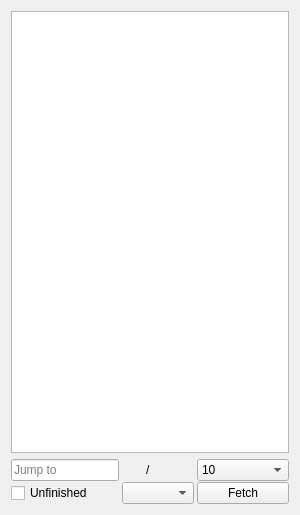
ZhengGroupLZU/ZLabel, file zlabel/resources/ui/dock_file.ui: the form before one commit.
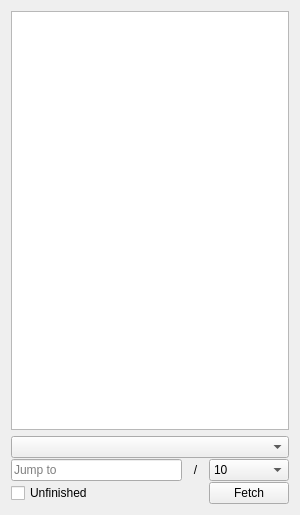
The form after the commit. Icons and pictures are not drawn. Custom widgets are drawn as their Qt base class.

Commit message: support saving window state and geometry

```diff
--- a/zlabel/resources/ui/dock_file.ui
+++ b/zlabel/resources/ui/dock_file.ui
@@ -10,12 +10,6 @@
     <height>515</height>
    </rect>
   </property>
-  <property name="maximumSize">
-   <size>
-    <width>300</width>
-    <height>16777215</height>
-   </size>
-  </property>
   <property name="windowTitle">
    <string>Form</string>
   </property>
@@ -24,18 +18,6 @@
     <layout class="QVBoxLayout" name="verticalLayout">
      <item>
       <widget class="ZTableWidget" name="table_files">
-       <property name="sizePolicy">
-        <sizepolicy hsizetype="MinimumExpanding" vsizetype="Expanding">
-         <horstretch>0</horstretch>
-         <verstretch>0</verstretch>
-        </sizepolicy>
-       </property>
-       <property name="maximumSize">
-        <size>
-         <width>300</width>
-         <height>16777215</height>
-        </size>
-       </property>
        <property name="editTriggers">
         <set>QAbstractItemView::EditTrigger::NoEditTriggers</set>
        </property>
@@ -55,66 +37,44 @@
        <property name="verticalSpacing">
         <number>1</number>
        </property>
-       <item row="0" column="1">
-        <layout class="QHBoxLayout" name="horizontalLayout_2">
-         <property name="spacing">
-          <number>1</number>
+       <item row="3" column="0" colspan="2">
+        <widget class="QCheckBox" name="ckbox_finished">
+         <property name="toolTip">
+          <string>Which kind of tasks to fetch.</string>
          </property>
-         <item>
-          <widget class="QLabel" name="label_current">
-           <property name="sizePolicy">
-            <sizepolicy hsizetype="Minimum" vsizetype="Minimum">
-             <horstretch>0</horstretch>
-             <verstretch>0</verstretch>
-            </sizepolicy>
-           </property>
-           <property name="text">
-            <string/>
-           </property>
-          </widget>
-         </item>
-         <item>
-          <widget class="QLabel" name="label">
-           <property name="sizePolicy">
-            <sizepolicy hsizetype="Minimum" vsizetype="Minimum">
-             <horstretch>0</horstretch>
-             <verstretch>0</verstretch>
-            </sizepolicy>
-           </property>
-           <property name="text">
-            <string>/</string>
-           </property>
-          </widget>
-         </item>
-         <item>
-          <widget class="QLabel" name="label_all">
-           <property name="sizePolicy">
-            <sizepolicy hsizetype="Minimum" vsizetype="Minimum">
-             <horstretch>0</horstretch>
-             <verstretch>0</verstretch>
-            </sizepolicy>
-           </property>
-           <property name="text">
-            <string/>
-           </property>
-          </widget>
-         </item>
-        </layout>
+         <property name="statusTip">
+          <string>Which kind of tasks to fetch.</string>
+         </property>
+         <property name="text">
+          <string>Unfinished</string>
+         </property>
+         <property name="checked">
+          <bool>false</bool>
+         </property>
+         <property name="tristate">
+          <bool>true</bool>
+         </property>
+        </widget>
        </item>
-       <item row="0" column="2">
+       <item row="3" column="2">
+        <widget class="QPushButton" name="btn_fetch">
+         <property name="toolTip">
+          <string>Fetch tasks.</string>
+         </property>
+         <property name="statusTip">
+          <string>Fetch tasks.</string>
+         </property>
+         <property name="text">
+          <string>Fetch</string>
+         </property>
+         <property name="icon">
+          <iconset resource="../icons.qrc">
+           <normaloff>:/icon/icons/import.svg</normaloff>:/icon/icons/import.svg</iconset>
+         </property>
+        </widget>
+       </item>
+       <item row="1" column="2">
         <widget class="QComboBox" name="cbox_fetch_num">
-         <property name="sizePolicy">
-          <sizepolicy hsizetype="Expanding" vsizetype="Minimum">
-           <horstretch>0</horstretch>
-           <verstretch>0</verstretch>
-          </sizepolicy>
-         </property>
-         <property name="minimumSize">
-          <size>
-           <width>50</width>
-           <height>0</height>
-          </size>
-         </property>
          <property name="toolTip">
           <string>How many tasks to get.</string>
          </property>
@@ -189,14 +149,48 @@
          </item>
         </widget>
        </item>
-       <item row="0" column="0">
+       <item row="1" column="1">
+        <layout class="QHBoxLayout" name="horizontalLayout_2">
+         <property name="spacing">
+          <number>1</number>
+         </property>
+         <item>
+          <widget class="QLabel" name="label_current">
+           <property name="text">
+            <string/>
+           </property>
+           <property name="alignment">
+            <set>Qt::AlignmentFlag::AlignRight|Qt::AlignmentFlag::AlignTrailing|Qt::AlignmentFlag::AlignVCenter</set>
+           </property>
+          </widget>
+         </item>
+         <item>
+          <widget class="QLabel" name="label">
+           <property name="maximumSize">
+            <size>
+             <width>10</width>
+             <height>16777215</height>
+            </size>
+           </property>
+           <property name="text">
+            <string>/</string>
+           </property>
+           <property name="alignment">
+            <set>Qt::AlignmentFlag::AlignCenter</set>
+           </property>
+          </widget>
+         </item>
+         <item>
+          <widget class="QLabel" name="label_all">
+           <property name="text">
+            <string/>
+           </property>
+          </widget>
+         </item>
+        </layout>
+       </item>
+       <item row="1" column="0">
         <widget class="QLineEdit" name="ledit_jump">
-         <property name="sizePolicy">
-          <sizepolicy hsizetype="MinimumExpanding" vsizetype="Minimum">
-           <horstretch>0</horstretch>
-           <verstretch>0</verstretch>
-          </sizepolicy>
-         </property>
          <property name="maximumSize">
           <size>
            <width>500</width>
@@ -214,55 +208,7 @@
          </property>
         </widget>
        </item>
-       <item row="1" column="0">
-        <widget class="QCheckBox" name="ckbox_finished">
-         <property name="sizePolicy">
-          <sizepolicy hsizetype="Expanding" vsizetype="Minimum">
-           <horstretch>0</horstretch>
-           <verstretch>0</verstretch>
-          </sizepolicy>
-         </property>
-         <property name="toolTip">
-          <string>Which kind of tasks to fetch.</string>
-         </property>
-         <property name="statusTip">
-          <string>Which kind of tasks to fetch.</string>
-         </property>
-         <property name="text">
-          <string>Unfinished</string>
-         </property>
-         <property name="checked">
-          <bool>false</bool>
-         </property>
-         <property name="tristate">
-          <bool>true</bool>
-         </property>
-        </widget>
-       </item>
-       <item row="1" column="2">
-        <widget class="QPushButton" name="btn_fetch">
-         <property name="sizePolicy">
-          <sizepolicy hsizetype="Expanding" vsizetype="Minimum">
-           <horstretch>0</horstretch>
-           <verstretch>0</verstretch>
-          </sizepolicy>
-         </property>
-         <property name="toolTip">
-          <string>Fetch tasks.</string>
-         </property>
-         <property name="statusTip">
-          <string>Fetch tasks.</string>
-         </property>
-         <property name="text">
-          <string>Fetch</string>
-         </property>
-         <property name="icon">
-          <iconset resource="../icons.qrc">
-           <normaloff>:/icon/icons/import.svg</normaloff>:/icon/icons/import.svg</iconset>
-         </property>
-        </widget>
-       </item>
-       <item row="1" column="1">
+       <item row="0" column="0" colspan="3">
         <widget class="QComboBox" name="cmbox_project"/>
        </item>
       </layout>
```
The commit also changes 7 other files.
